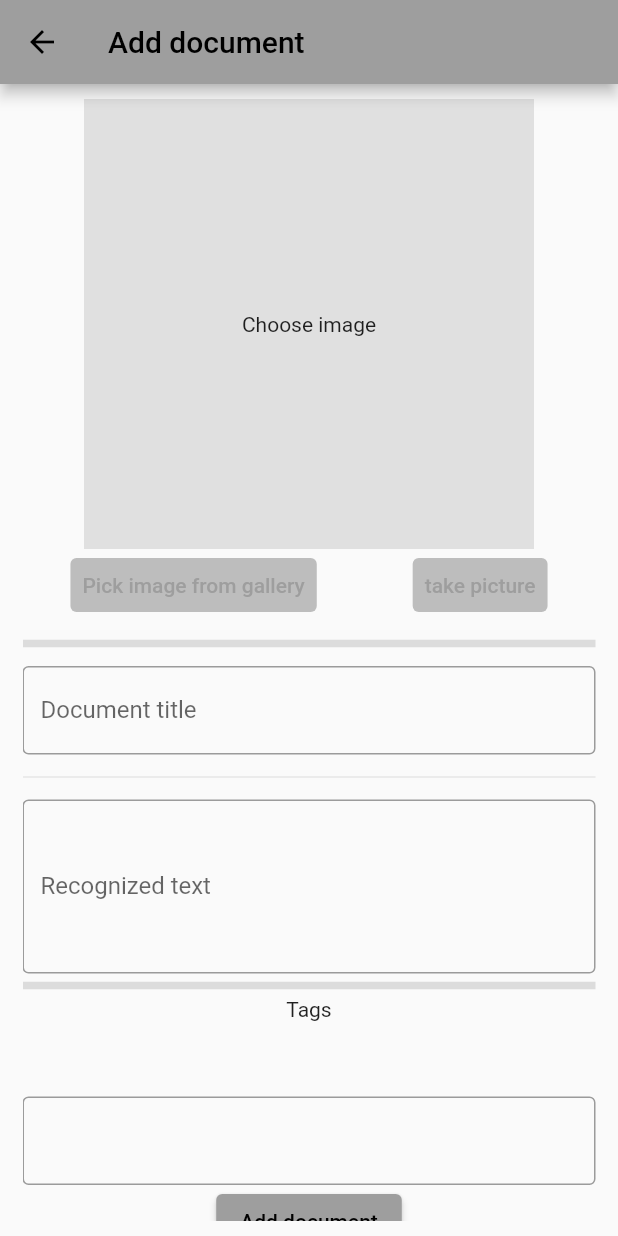
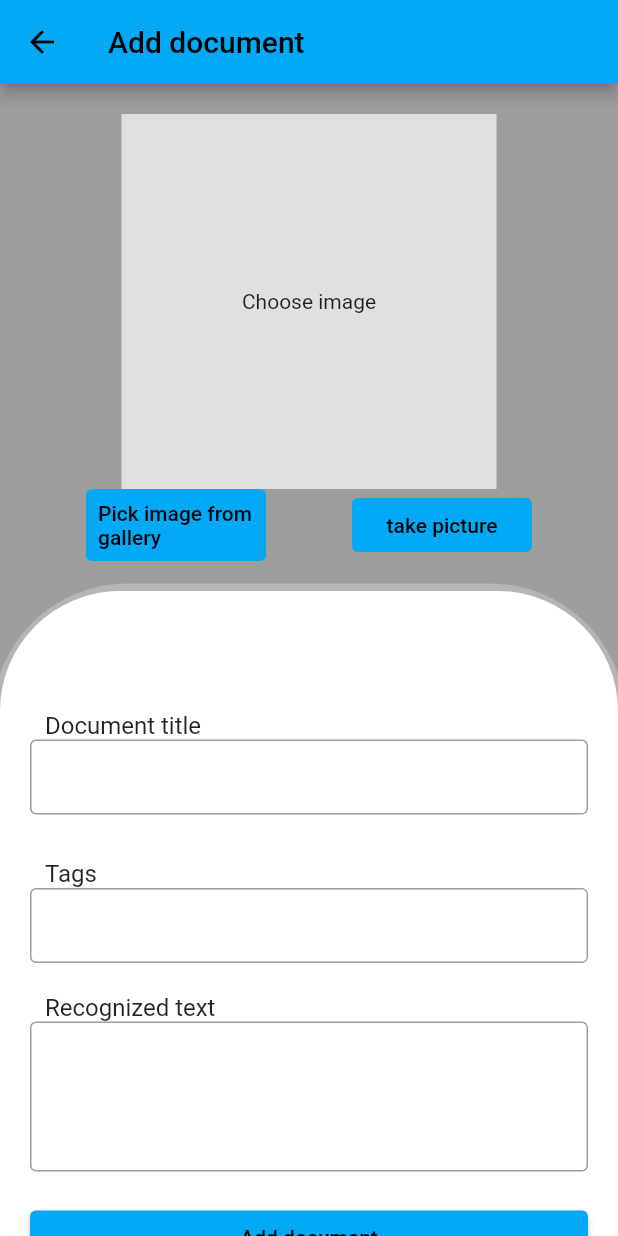
Before and after one commit to DocentSzachista/PIM-project, a Flutter app: the screen it shows once a user with an empty profile is signed in, after a tap on an icon or button, on a phone screen of 412 x 824 dp. Run offline on Flutter 3.47's test engine with Material 2 defaults, Android fonts, the light colour scheme and no system bars; our stand-ins replace cloud_firestore, firebase_auth, firebase_core, firebase_storage, font_awesome_flutter, google_sign_in and 2 more; missing offline and left inert: google_mlkit_text_recognition, googleapis; accounts and stored records are empty; generated files the repository leaves out were written again.

Commit message:
prettify add new document

```diff
--- a/document_ocr/lib/l10n/app_pl.arb
+++ b/document_ocr/lib/l10n/app_pl.arb
@@ -3,7 +3,7 @@
   "welcome": "Witaj w konwerterze plików",
   "logInText": "Zaloguj się z Google",
   "logOutText": "Wyloguj się",
-  "gallery": "Wybierz z gallerii",
+  "gallery": "Wybierz z galerii",
   "takePicture": "Zrób zdjęcie",
   "addDocument": "Dodaj dokument",
 
--- a/document_ocr/lib/main.dart
+++ b/document_ocr/lib/main.dart
@@ -36,7 +36,7 @@ class MyApp extends StatelessWidget {
             "/": (context) => const LoginPage(),
             "/home": (context) => const LoggedIn()
           },
-          theme: ThemeData(primarySwatch: Colors.grey),
+          theme: ThemeData(primarySwatch: Colors.lightBlue),
           initialRoute: "/",
         ));
   }
--- a/document_ocr/lib/pages/add_document_page.dart
+++ b/document_ocr/lib/pages/add_document_page.dart
@@ -11,6 +11,7 @@ class AddDocumentPage extends StatelessWidget {
         appBar: AppBar(
           title: Text(AppLocalizations.of(context)!.addDocument),
         ),
+        backgroundColor: Colors.grey,
         body: const AddDocument());
   }
 }
--- a/document_ocr/lib/widgets/add_document_widget.dart
+++ b/document_ocr/lib/widgets/add_document_widget.dart
@@ -6,6 +6,7 @@ import 'package:flutter/material.dart';
 import 'package:google_mlkit_text_recognition/google_mlkit_text_recognition.dart';
 import 'package:image_picker/image_picker.dart';
 import 'package:flutter_gen/gen_l10n/app_localizations.dart';
+
 import 'my_textfield.dart';
 
 class AddDocument extends StatefulWidget {
@@ -26,7 +27,6 @@ class _AddDocumentState extends State<AddDocument> {
   final _key = GlobalKey<FormState>();
 
   void retrieveImage(ImageSource source) async {
-    // function tries to pick image from gallery and later invokes function
     try {
       final pickedImage = await ImagePicker().pickImage(source: source);
       if (pickedImage != null) {
@@ -55,8 +55,8 @@ class _AddDocumentState extends State<AddDocument> {
 
   Widget _imageContainer() => imageFile == null
       ? SizedBox(
-          width: 300,
-          height: 300,
+          width: 250,
+          height: 250,
           child: Container(
             color: Colors.grey.shade300,
             child: Center(
@@ -66,21 +66,29 @@ class _AddDocumentState extends State<AddDocument> {
         )
       : Image.file(
           File(imageFile!.path),
-          width: 300,
-          height: 300,
+          width: 250,
+          height: 250,
+          fit: BoxFit.cover,
         );
 
-  Widget _button(String text, ImageSource source) => TextButton(
-      style: ButtonStyle(
-        backgroundColor: MaterialStatePropertyAll<Color>(Colors.grey.shade400),
+  Widget _button(String text, ImageSource source) => SizedBox(
+        width: 120,
+        child: TextButton(
+          style: const ButtonStyle(
+            backgroundColor: MaterialStatePropertyAll<Color>(Colors.lightBlue),
           ),
           onPressed: () {
             retrieveImage(source);
           },
-      child: Text(text));
+          child: Text(
+            text,
+            style: const TextStyle(color: Colors.black),
+          ),
+        ),
+      );
 
   Widget _buttonsRow(BuildContext context) => Row(
-        mainAxisAlignment: MainAxisAlignment.spaceAround,
+        mainAxisAlignment: MainAxisAlignment.spaceEvenly,
         children: [
           _button(AppLocalizations.of(context)!.gallery, ImageSource.gallery),
           _button(AppLocalizations.of(context)!.takePicture, ImageSource.camera)
@@ -110,18 +118,19 @@ class _AddDocumentState extends State<AddDocument> {
           return null;
         },
         controller: controllerTitle,
-        decoration: InputDecoration(
-          labelText: AppLocalizations.of(context)!.documentTitleLabel,
-          border: const OutlineInputBorder(),
+        decoration: const InputDecoration(
+          border: OutlineInputBorder(),
         ),
       );
   SnackBar _snackBar() => const SnackBar(
         content: Text('Done'),
         backgroundColor: Colors.blueGrey,
-        duration: Duration(seconds: 3),
+        duration: Duration(seconds: 2),
       );
 
-  Widget _submitButton(BuildContext context) => ElevatedButton(
+  Widget _submitButton(BuildContext context) => SizedBox(
+        width: double.infinity,
+        child: ElevatedButton(
           onPressed: () async {
             if (_key.currentState!.validate() && imageFile != null) {
               final db = DbHandler();
@@ -137,41 +146,100 @@ class _AddDocumentState extends State<AddDocument> {
               }
             }
           },
-      child: Text(AppLocalizations.of(context)!.addDocument));
+          child: Text(AppLocalizations.of(context)!.addDocument),
+        ),
+      );
 
+  Widget _paddedText(
+          BuildContext context, String text, paddingLeft, paddingTop) =>
+      Padding(
+        padding: EdgeInsets.only(left: paddingLeft, top: paddingTop),
+        child: Text(
+          text,
+          style: Theme.of(context).textTheme.titleMedium,
+        ),
+      );
+  Widget _roundedThing() => Container(
+        padding: const EdgeInsets.only(
+          top: 80,
+          left: 20,
+          right: 20,
+        ),
+        decoration: const BoxDecoration(
+          boxShadow: [BoxShadow(color: Colors.white24, spreadRadius: 5)],
+          borderRadius: BorderRadius.only(
+            topLeft: Radius.circular(120),
+            topRight: Radius.circular(120),
+          ),
+          color: Colors.white,
+        ),
+      );
   @override
   Widget build(BuildContext context) {
-    return Padding(
-        padding: const EdgeInsets.symmetric(vertical: 10, horizontal: 15),
-        child: SingleChildScrollView(
+    return SingleChildScrollView(
       child: Center(
         child: Form(
           key: _key,
           child: Column(
-            // mainAxisAlignment: MainAxisAlignment.spaceEvenly,
+            children: [
+              Padding(
+                padding: const EdgeInsets.only(
+                  top: 20,
+                  bottom: 20,
+                ),
+                child: Column(
                   children: [
                     _imageContainer(),
                     _buttonsRow(context),
-              const Divider(
-                height: 30,
-                thickness: 5.0,
+                  ],
                 ),
-              _documentTitle(),
-              const Divider(
-                height: 30,
               ),
-              MyTextField(
+              _roundedThing(),
+              Container(
+                color: Colors.white,
+                child: Padding(
+                  padding: EdgeInsets.symmetric(horizontal: 20),
+                  child: Column(
+                    mainAxisAlignment: MainAxisAlignment.spaceEvenly,
+                    crossAxisAlignment: CrossAxisAlignment.start,
+                    children: [
+                      _paddedText(
+                          context,
+                          AppLocalizations.of(context)!.documentTitleLabel,
+                          10.0,
+                          0.0),
+                      SizedBox(height: 50, child: _documentTitle()),
+                      SizedBox(
+                        height: 20,
+                      ),
+                      TagList(tags: _tags),
+                      _paddedText(context,
+                          AppLocalizations.of(context)!.tagTitle, 10.0, 10.0),
+                      SizedBox(height: 50, child: _tagsTextField(context)),
+                      _paddedText(
+                          context,
+                          AppLocalizations.of(context)!.textfieldTooltip,
+                          10.0,
+                          20.0),
+                      SizedBox(
+                        height: 100,
+                        child: MyTextField(
                           controller: controllerTextEditing,
                         ),
-              // _generatedTextArea(context),
-              const Divider(
-                thickness: 5.0,
                       ),
-              TagList(tags: _tags),
-              _tagsTextField(context),
-              _submitButton(context)
+                      Padding(
+                        padding: EdgeInsets.only(top: 20),
+                        child: _submitButton(context),
+                      ),
                     ],
                   ),
-        ))));
+                ),
+              ),
+              // TagList(tags: _tags),
+            ],
+          ),
+        ),
+      ),
+    );
   }
 }
--- a/document_ocr/lib/widgets/my_textfield.dart
+++ b/document_ocr/lib/widgets/my_textfield.dart
@@ -11,7 +11,7 @@ class MyTextField extends StatefulWidget {
 class _MyTextFieldState extends State<MyTextField> {
   @override
   Widget build(BuildContext context) => TextFormField(
-        maxLines: 4,
+        maxLines: 5,
         controller: widget.controller,
         validator: (value) {
           if (value == null || value.isEmpty) {
@@ -21,7 +21,7 @@ class _MyTextFieldState extends State<MyTextField> {
         },
         scrollController: ScrollController(),
         decoration: InputDecoration(
-            labelText: AppLocalizations.of(context)!.textfieldTooltip,
+            // labelText: AppLocalizations.of(context)!.textfieldTooltip,
             border: const OutlineInputBorder(),
             hintStyle: Theme.of(context).textTheme.bodyMedium),
       );
--- a/document_ocr/lib/widgets/tag_list.dart
+++ b/document_ocr/lib/widgets/tag_list.dart
@@ -11,13 +11,7 @@ class TagList extends StatefulWidget {
 class _TagListState extends State<TagList> {
   @override
   Widget build(BuildContext context) {
-    return Column(children: [
-      Text(AppLocalizations.of(context)!.tagTitle),
-      widget.tags.isEmpty
-          ? const SizedBox(
-              height: 50,
-            )
-          : Wrap(
+    return Wrap(
             spacing: 10,
             children: List.generate(
                 widget.tags.length,
@@ -29,7 +23,6 @@ class _TagListState extends State<TagList> {
                           widget.tags.removeAt(i);
                         });
                       },
-                      )).toList()),
-    ]);
+                    )).toList());
   }
 }
```
Lines whose indentation alone changed are shown as unchanged.
